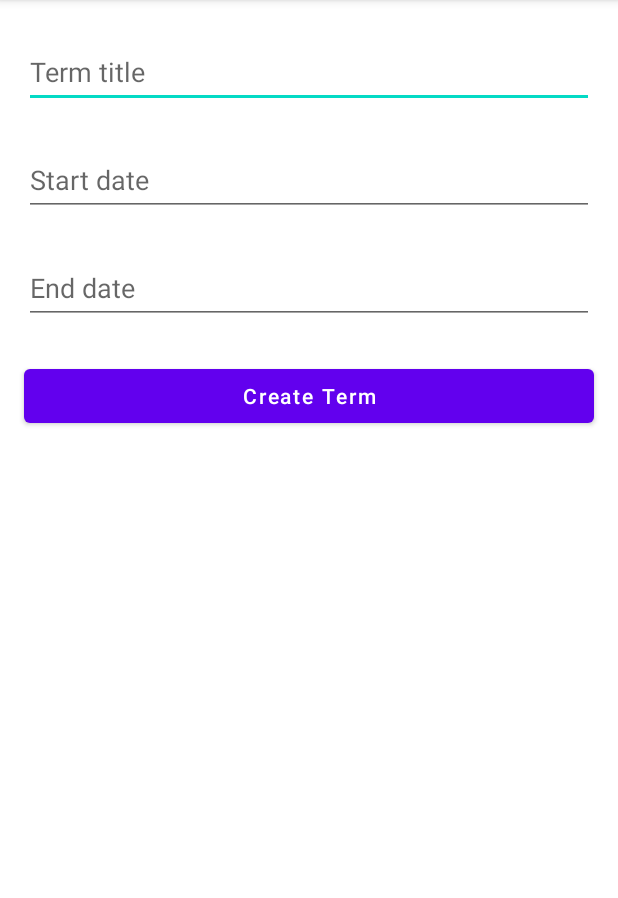
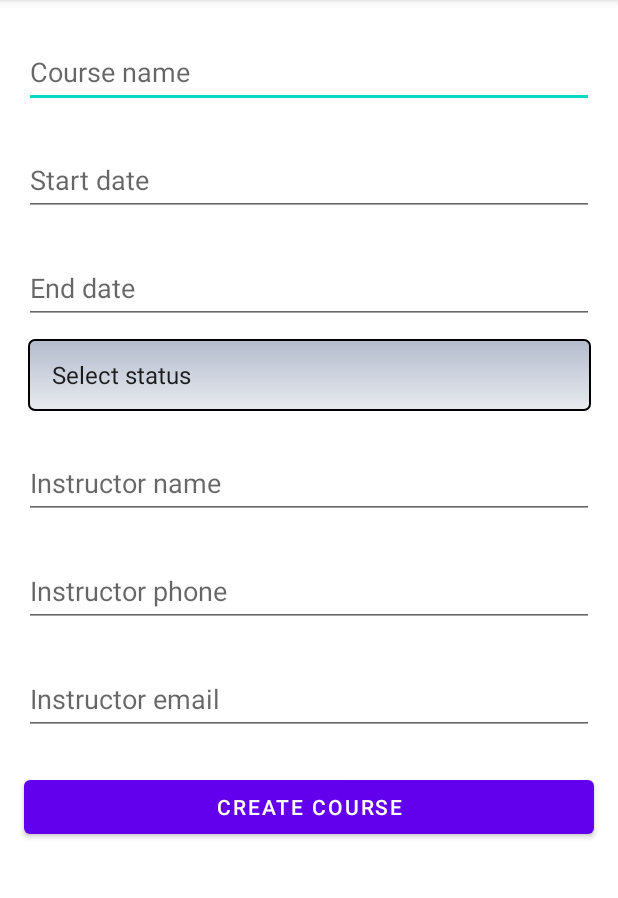
Before and after one commit to TheDeanMachine/College-Course-Tracker, an Android app: the screen it shows after launch (NewTerm before the commit, NewCourse after it), on a phone screen of 412 x 824 dp, the part 84-982 px from its top. Run offline under Robolectric (Android 15) with nearby library versions, the phone set to English and light mode, and no system bars.

Commit message:
working new course activity

```diff
--- a/app/src/main/AndroidManifest.xml
+++ b/app/src/main/AndroidManifest.xml
@@ -9,27 +9,22 @@
         android:roundIcon="@mipmap/ic_launcher_round"
         android:supportsRtl="true"
         android:theme="@style/Theme.CollegeCourseTracker">
-
+        <activity
+            android:name=".Controller.NewCourse"
+            android:exported="true">
+            <intent-filter>
+                <action android:name="android.intent.action.MAIN" />
+                <category android:name="android.intent.category.LAUNCHER" />
+            </intent-filter>
+        </activity>
         <activity
             android:name=".Controller.NewTerm"
             android:exported="true">
-            <intent-filter>
-                <action android:name="android.intent.action.MAIN" />
-
-                <category android:name="android.intent.category.LAUNCHER" />
-            </intent-filter>
         </activity>
-
         <activity
             android:name=".MainActivity"
             android:exported="true">
-<!--            <intent-filter>-->
-<!--                <action android:name="android.intent.action.MAIN" />-->
-
-<!--                <category android:name="android.intent.category.LAUNCHER" />-->
-<!--            </intent-filter>-->
         </activity>
-
     </application>
 
 </manifest>
--- /dev/null
+++ b/app/src/main/java/com/VFeskin/collegecoursetracker/Controller/NewCourse.java
@@ -0,0 +1,20 @@
+package com.VFeskin.collegecoursetracker.Controller;
+
+import com.VFeskin.collegecoursetracker.R;
+import androidx.appcompat.app.AppCompatActivity;
+import android.os.Bundle;
+
+public class NewCourse extends AppCompatActivity {
+
+
+
+    @Override
+    protected void onCreate(Bundle savedInstanceState) {
+        super.onCreate(savedInstanceState);
+        setContentView(R.layout.activity_new_course);
+
+
+
+
+    }
+}
--- /dev/null
+++ b/app/src/main/res/drawable/gradient_spinner.xml
@@ -0,0 +1,17 @@
+<?xml version="1.0" encoding="utf-8"?>
+<selector xmlns:android="http://schemas.android.com/apk/res/android">
+    <item><layer-list>
+        <item><shape>
+            <gradient android:angle="90" android:endColor="#B3BBCC" android:startColor="#E8EBEF" android:type="linear" />
+
+            <stroke android:width="1dp" android:color="#000000" />
+
+            <corners android:radius="4dp" />
+
+            <padding android:bottom="3dp" android:left="3dp" android:right="3dp" android:top="3dp" />
+        </shape></item>
+<!--        <item ><bitmap android:gravity="bottom|right" android:src="@drawable/spinner_arrow" />-->
+<!--        </item>-->
+    </layer-list></item>
+
+</selector>
--- /dev/null
+++ b/app/src/main/res/layout/activity_new_course.xml
@@ -0,0 +1,111 @@
+<?xml version="1.0" encoding="utf-8"?>
+<androidx.constraintlayout.widget.ConstraintLayout xmlns:android="http://schemas.android.com/apk/res/android"
+    xmlns:app="http://schemas.android.com/apk/res-auto"
+    xmlns:tools="http://schemas.android.com/tools"
+    android:layout_width="match_parent"
+    android:layout_height="match_parent"
+    tools:context=".Controller.NewCourse">
+
+    <EditText
+        android:id="@+id/editTextCourseTitle"
+        style="@style/form_style"
+        android:layout_width="0dp"
+        android:layout_height="wrap_content"
+        android:ems="10"
+        android:hint="@string/course_name"
+        android:inputType="textPersonName"
+        android:minHeight="48dp"
+        app:layout_constraintEnd_toEndOf="parent"
+        app:layout_constraintStart_toStartOf="parent"
+        app:layout_constraintTop_toTopOf="parent" />
+
+    <EditText
+        android:id="@+id/editTextCourseStartDate"
+        style="@style/form_style"
+        android:layout_width="0dp"
+        android:layout_height="wrap_content"
+        android:ems="10"
+        android:hint="@string/start_date"
+        android:inputType="date"
+        android:minHeight="48dp"
+        app:layout_constraintEnd_toEndOf="parent"
+        app:layout_constraintStart_toStartOf="parent"
+        app:layout_constraintTop_toBottomOf="@+id/editTextCourseTitle" />
+
+    <EditText
+        android:id="@+id/editTextCourseEndDate"
+        style="@style/form_style"
+        android:layout_width="0dp"
+        android:layout_height="wrap_content"
+        android:ems="10"
+        android:hint="@string/end_date"
+        android:inputType="date"
+        android:minHeight="48dp"
+        app:layout_constraintEnd_toEndOf="parent"
+        app:layout_constraintStart_toStartOf="parent"
+        app:layout_constraintTop_toBottomOf="@+id/editTextCourseStartDate" />
+
+    <Spinner
+        android:id="@+id/spinner"
+        android:layout_width="375dp"
+        android:layout_height="48dp"
+        android:layout_marginTop="16dp"
+        android:entries="@array/course_status"
+        app:layout_constraintEnd_toEndOf="parent"
+        app:layout_constraintStart_toStartOf="parent"
+        app:layout_constraintTop_toBottomOf="@+id/editTextCourseEndDate"
+        style="@style/spinner_style"
+        tools:ignore="SpeakableTextPresentCheck" />
+
+    <EditText
+        android:id="@+id/editTextInstructorName"
+        style="@style/form_style"
+        android:layout_width="0dp"
+        android:layout_height="wrap_content"
+        android:ems="10"
+        android:hint="@string/instructor_name"
+        android:inputType="textPersonName"
+        android:minHeight="48dp"
+        app:layout_constraintEnd_toEndOf="parent"
+        app:layout_constraintStart_toStartOf="parent"
+        app:layout_constraintTop_toBottomOf="@+id/spinner" />
+
+    <EditText
+        android:id="@+id/editTextInstructorPhone"
+        style="@style/form_style"
+        android:layout_width="0dp"
+        android:layout_height="wrap_content"
+        android:ems="10"
+        android:hint="@string/instructor_phone"
+        android:inputType="phone"
+        android:minHeight="48dp"
+        app:layout_constraintEnd_toEndOf="parent"
+        app:layout_constraintStart_toStartOf="parent"
+        app:layout_constraintTop_toBottomOf="@+id/editTextInstructorName" />
+
+    <EditText
+        android:id="@+id/editTextInstructorEmailAddress"
+        style="@style/form_style"
+        android:layout_width="0dp"
+        android:layout_height="wrap_content"
+        android:ems="10"
+        android:hint="@string/instructor_email"
+        android:inputType="textEmailAddress"
+        android:minHeight="48dp"
+        app:layout_constraintEnd_toEndOf="parent"
+        app:layout_constraintStart_toStartOf="parent"
+        app:layout_constraintTop_toBottomOf="@+id/editTextInstructorPhone" />
+
+    <Button
+        android:id="@+id/button"
+        style="@style/form_style"
+        android:layout_width="0dp"
+        android:layout_height="wrap_content"
+        android:text="@string/create_course"
+        app:layout_constraintEnd_toEndOf="parent"
+        app:layout_constraintStart_toStartOf="parent"
+        app:layout_constraintTop_toBottomOf="@+id/editTextInstructorEmailAddress" />
+
+
+
+</androidx.constraintlayout.widget.ConstraintLayout>
--- a/app/src/main/res/values/strings.xml
+++ b/app/src/main/res/values/strings.xml
@@ -5,7 +5,19 @@
     <string name="term_title">Term title</string>
     <string name="start_date">Start date</string>
     <string name="end_date">End date</string>
-    <string name="create_term">Create Term</string>
+    <string name="create_term">CREATE TERM</string>
+    <string name="course_name">Course name</string>
+    <string name="instructor_name">Instructor name</string>
+    <string name="instructor_phone">Instructor phone</string>
+    <string name="instructor_email">Instructor email</string>
+    <string name="create_course">CREATE COURSE</string>
 
 
+    <string-array name="course_status">
+        <item>Select status</item>
+        <item>In progress</item>
+        <item>Completed</item>
+        <item>Dropped</item>
+        <item>Plan to take</item>
+    </string-array>
 </resources>
--- a/app/src/main/res/values/styles.xml
+++ b/app/src/main/res/values/styles.xml
@@ -9,4 +9,16 @@
         <item name="android:ems">10</item>
         <item name="android:inputType">textPersonName</item>
     </style>
+
+    <style name="spinner_style">
+        <item name="android:layout_width">match_parent</item>
+        <item name="android:layout_height">wrap_content</item>
+        <item name="android:background">@drawable/gradient_spinner</item>
+        <item name="android:layout_margin">10dp</item>
+        <item name="android:paddingLeft">8dp</item>
+        <item name="android:paddingRight">20dp</item>
+        <item name="android:paddingTop">5dp</item>
+        <item name="android:paddingBottom">5dp</item>
+        <item name="android:popupBackground">#DFFFFFFF</item>
+    </style>
 </resources>
```
